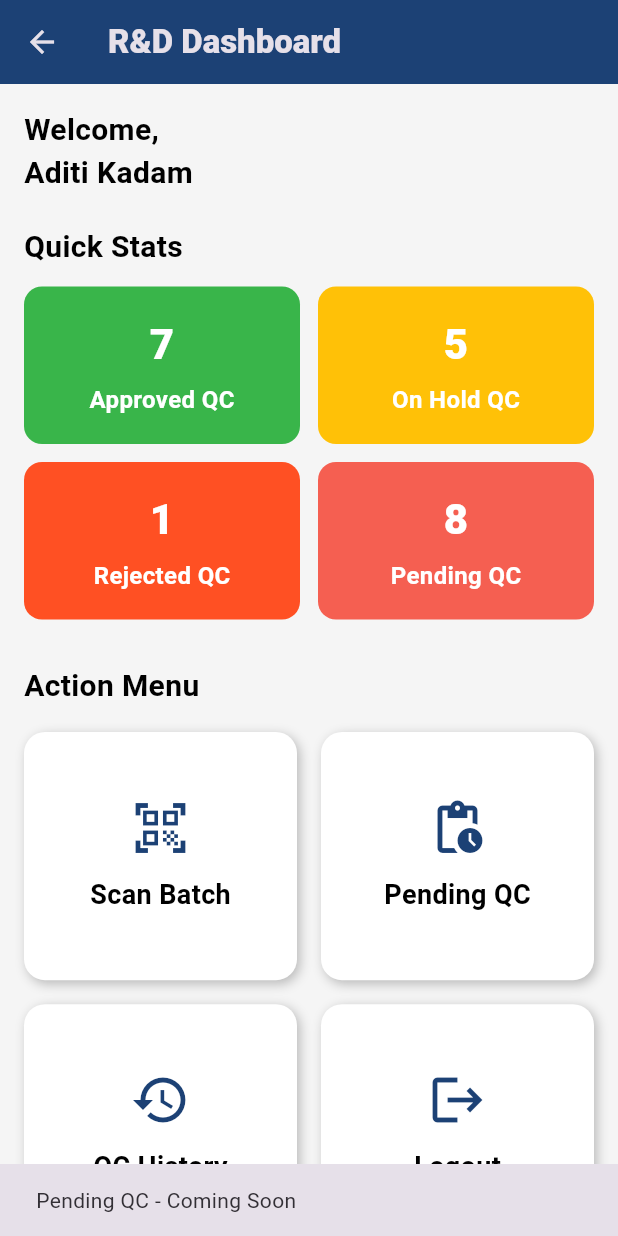
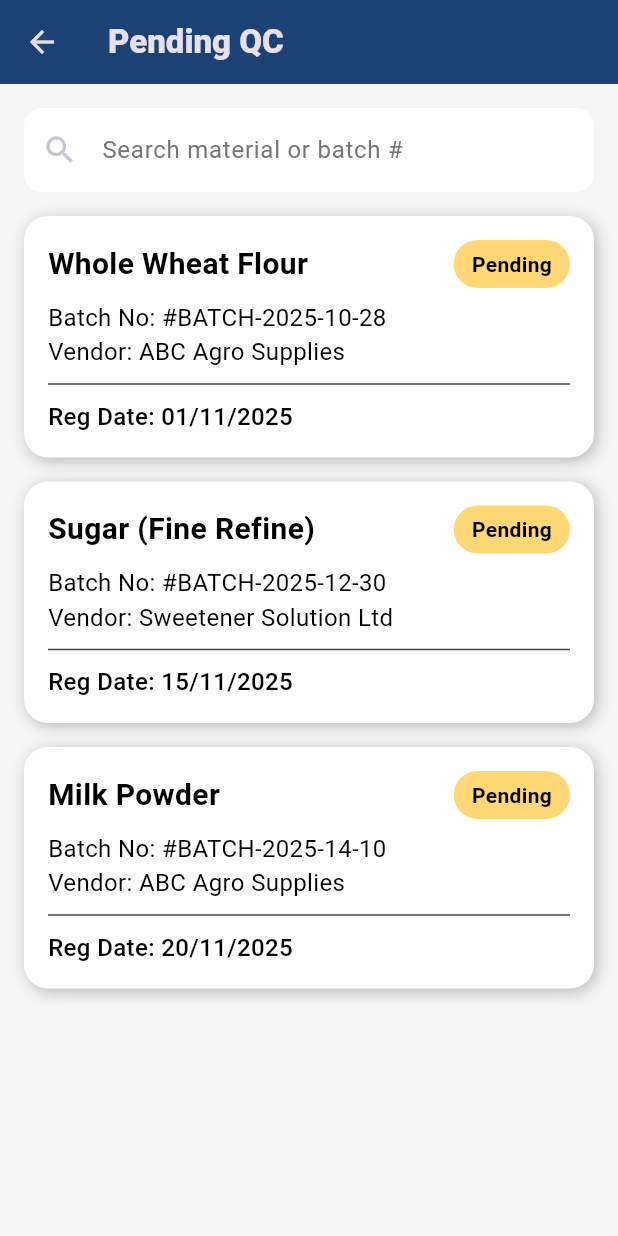
Before and after one commit to shrishailpatil-hub/chitale-raw-material-management, a Flutter app: the QCDashboard screen opened directly, after a tap on "Pending QC", on a phone screen of 412 x 824 dp. Run offline on Flutter 3.47's test engine with Material 3 defaults, Android fonts, the light colour scheme and no system bars.

Commit message:
Added UI for Batch scanninf for QC login

```diff
--- /dev/null
+++ b/lib/pending_qc_screen.dart
@@ -0,0 +1,171 @@
+import 'package:flutter/material.dart';
+
+class PendingQCScreen extends StatelessWidget {
+  const PendingQCScreen({super.key});
+
+  @override
+  Widget build(BuildContext context) {
+    return Scaffold(
+      backgroundColor: const Color(0xFFF5F5F5),
+      appBar: AppBar(
+        backgroundColor: const Color(0xFF1C4175),
+        title: const Text(
+          'Pending QC',
+          style: TextStyle(fontWeight: FontWeight.w800),
+        ),
+      ),
+      body: Column(
+        children: [
+          // ---------------- SEARCH ----------------
+          Padding(
+            padding: const EdgeInsets.all(16),
+            child: TextField(
+              decoration: InputDecoration(
+                hintText: 'Search material or batch #',
+                hintStyle: TextStyle(color: Colors.grey.shade600),
+                prefixIcon: const Icon(Icons.search),
+                filled: true,
+                fillColor: Colors.white,
+                border: OutlineInputBorder(
+                  borderRadius: BorderRadius.circular(12),
+                  borderSide: BorderSide.none,
+                ),
+              ),
+            ),
+          ),
+
+          // ---------------- LIST ----------------
+          Expanded(
+            child: ListView(
+              padding: const EdgeInsets.symmetric(horizontal: 16),
+              children: const [
+                _PendingQCCard(
+                  material: 'Whole Wheat Flour',
+                  batch: '#BATCH-2025-10-28',
+                  vendor: 'ABC Agro Supplies',
+                  regDate: '01/11/2025',
+                ),
+                _PendingQCCard(
+                  material: 'Sugar (Fine Refine)',
+                  batch: '#BATCH-2025-12-30',
+                  vendor: 'Sweetener Solution Ltd',
+                  regDate: '15/11/2025',
+                ),
+                _PendingQCCard(
+                  material: 'Milk Powder',
+                  batch: '#BATCH-2025-14-10',
+                  vendor: 'ABC Agro Supplies',
+                  regDate: '20/11/2025',
+                ),
+              ],
+            ),
+          ),
+        ],
+      ),
+    );
+  }
+}
+
+// ----------------------------------------------------
+// QC CARD
+// ----------------------------------------------------
+
+class _PendingQCCard extends StatelessWidget {
+  final String material;
+  final String batch;
+  final String vendor;
+  final String regDate;
+
+  const _PendingQCCard({
+    required this.material,
+    required this.batch,
+    required this.vendor,
+    required this.regDate,
+  });
+
+  @override
+  Widget build(BuildContext context) {
+    return InkWell(
+      borderRadius: BorderRadius.circular(16),
+      onTap: () {
+        ScaffoldMessenger.of(context).showSnackBar(
+          SnackBar(content: Text('Open QC for $batch')),
+        );
+      },
+      child: Container(
+        margin: const EdgeInsets.only(bottom: 16),
+        padding: const EdgeInsets.all(16),
+        decoration: BoxDecoration(
+          color: Colors.white,
+          borderRadius: BorderRadius.circular(16),
+          boxShadow: const [
+            BoxShadow(
+              color: Color(0x3F000000),
+              blurRadius: 8,
+              offset: Offset(2, 2),
+            ),
+          ],
+        ),
+        child: Column(
+          crossAxisAlignment: CrossAxisAlignment.start,
+          children: [
+            // HEADER
+            Row(
+              mainAxisAlignment: MainAxisAlignment.spaceBetween,
+              children: [
+                Text(
+                  material,
+                  style: const TextStyle(
+                    color: Colors.black,
+                    fontSize: 20,
+                    fontWeight: FontWeight.w700,
+                  ),
+                ),
+                _statusBadge(),
+              ],
+            ),
+
+            const SizedBox(height: 8),
+
+            Text(
+              'Batch No: $batch',
+              style: const TextStyle(fontSize: 16,color: Colors.black),
+            ),
+            Text(
+              'Vendor: $vendor',
+              style: const TextStyle(fontSize: 16,color: Colors.black),
+            ),
+
+            const Divider(height: 20),
+
+            Text(
+              'Reg Date: $regDate',
+              style: const TextStyle(
+                color: Colors.black,
+                fontSize: 16,
+                fontWeight: FontWeight.w500,
+              ),
+            ),
+          ],
+        ),
+      ),
+    );
+  }
+
+  Widget _statusBadge() {
+    return Container(
+      padding: const EdgeInsets.symmetric(horizontal: 12, vertical: 6),
+      decoration: BoxDecoration(
+        color: const Color(0xFFFFD875),
+        borderRadius: BorderRadius.circular(20),
+      ),
+      child: const Text(
+        'Pending',
+        style: TextStyle(
+          color: Colors.black,
+          fontWeight: FontWeight.w700,
+        ),
+      ),
+    );
+  }
+}
--- a/lib/qc_dashboard.dart
+++ b/lib/qc_dashboard.dart
@@ -1,4 +1,6 @@
 import 'package:flutter/material.dart';
+import 'pending_qc_screen.dart';
+import 'qc_scan_batch_screen.dart';
 
 class QCDashboard extends StatelessWidget {
   const QCDashboard({super.key});
@@ -89,8 +91,9 @@ class QCDashboard extends StatelessWidget {
                   icon: Icons.qr_code_scanner,
                   label: "Scan Batch",
                   onTap: () {
-                    ScaffoldMessenger.of(context).showSnackBar(
-                      const SnackBar(content: Text("Scan Batch - Coming Soon")),
+                    Navigator.push(
+                      context,
+                      MaterialPageRoute(builder: (_)=>const QCScanBatchScreen()),
                     );
                   },
                 ),
@@ -99,8 +102,10 @@ class QCDashboard extends StatelessWidget {
                   icon: Icons.pending_actions,
                   label: "Pending QC",
                   onTap: () {
-                    ScaffoldMessenger.of(context).showSnackBar(
-                      const SnackBar(content: Text("Pending QC - Coming Soon")),
+                    Navigator.push(
+
+                        context,
+                        MaterialPageRoute(builder: (_) => const PendingQCScreen()),
                     );
                   },
                 ),
```
Also changed, not shown: lib/qc_scan_batch_screen.dart (added, +179 -0 lines).
